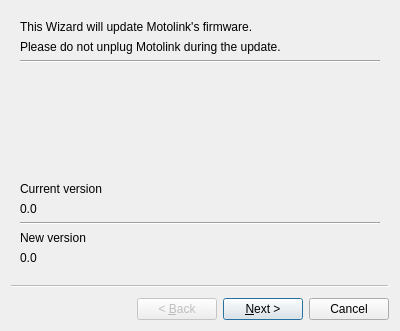
Qt form GUI/ui/updatewizard.ui (fpoussin/MotoLink) before a commit.
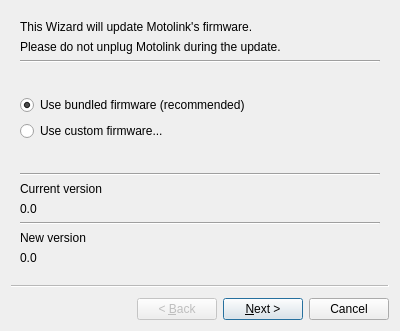
The same form after that commit. Icons and pictures are not drawn.

Commit message: [GUI] Update wizard improvements. Adding script for FW file generation.

Patch:
```diff
--- a/GUI/ui/updatewizard.ui
+++ b/GUI/ui/updatewizard.ui
@@ -15,7 +15,7 @@
   </property>
   <widget class="QWizardPage" name="wizardPage1">
    <layout class="QGridLayout" name="gridLayout">
-    <item row="5" column="0">
+    <item row="9" column="0">
      <widget class="QLabel" name="lCurVersion">
       <property name="text">
        <string notr="true">0.0</string>
@@ -56,34 +56,91 @@
       </property>
      </spacer>
     </item>
-    <item row="7" column="0">
+    <item row="11" column="0">
      <widget class="QLabel" name="ltNewVersion">
       <property name="text">
        <string>New version</string>
       </property>
      </widget>
     </item>
-    <item row="4" column="0">
+    <item row="12" column="0">
+     <widget class="QLabel" name="lNewVersion">
+      <property name="text">
+       <string notr="true">0.0</string>
+      </property>
+     </widget>
+    </item>
+    <item row="8" column="0">
      <widget class="QLabel" name="ltCurVersion">
       <property name="text">
        <string>Current version</string>
       </property>
      </widget>
     </item>
-    <item row="8" column="0">
-     <widget class="QLabel" name="lNewVersion">
-      <property name="text">
-       <string notr="true">0.0</string>
+    <item row="7" column="0">
+     <widget class="Line" name="line">
+      <property name="orientation">
+       <enum>Qt::Horizontal</enum>
       </property>
      </widget>
     </item>
-    <item row="6" column="0">
+    <item row="10" column="0">
      <widget class="Line" name="line_3">
       <property name="orientation">
        <enum>Qt::Horizontal</enum>
       </property>
      </widget>
     </item>
+    <item row="5" column="0">
+     <widget class="QRadioButton" name="rbCustomFW">
+      <property name="text">
+       <string>Use custom firmware...</string>
+      </property>
+      <property name="icon">
+       <iconset resource="../res/oxygen.qrc">
+        <normaloff>:/oxygen/32x32/actions/document-open.png</normaloff>:/oxygen/32x32/actions/document-open.png</iconset>
+      </property>
+      <property name="iconSize">
+       <size>
+        <width>24</width>
+        <height>24</height>
+       </size>
+      </property>
+     </widget>
+    </item>
+    <item row="4" column="0">
+     <widget class="QRadioButton" name="rbBundledFW">
+      <property name="text">
+       <string>Use bundled firmware (recommended)</string>
+      </property>
+      <property name="icon">
+       <iconset resource="../res/oxygen.qrc">
+        <normaloff>:/oxygen/32x32/places/folder-brown.png</normaloff>:/oxygen/32x32/places/folder-brown.png</iconset>
+      </property>
+      <property name="iconSize">
+       <size>
+        <width>24</width>
+        <height>24</height>
+       </size>
+      </property>
+      <property name="checked">
+       <bool>true</bool>
+      </property>
+     </widget>
+    </item>
+    <item row="6" column="0">
+     <spacer name="verticalSpacer">
+      <property name="orientation">
+       <enum>Qt::Vertical</enum>
+      </property>
+      <property name="sizeHint" stdset="0">
+       <size>
+        <width>20</width>
+        <height>40</height>
+       </size>
+      </property>
+     </spacer>
+    </item>
    </layout>
   </widget>
   <widget class="QWizardPage" name="wizardPage2">
```
Left out of the diff: 4 changed lines with no effect on the pictures. The commit also changes 5 other files.
